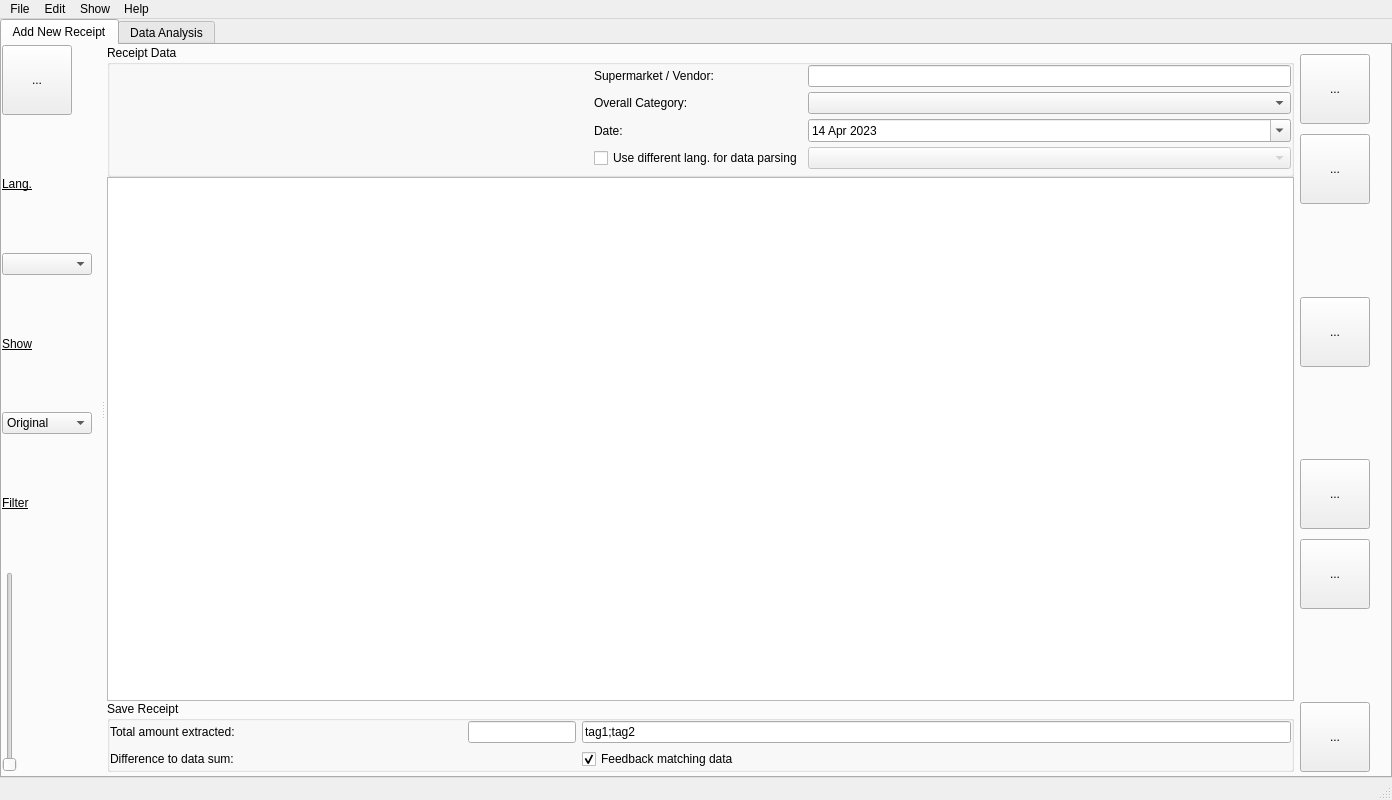
Old version of the form pybudgetbook/ui/main_gui.ui in the repository max3-2/pybudgetbook.
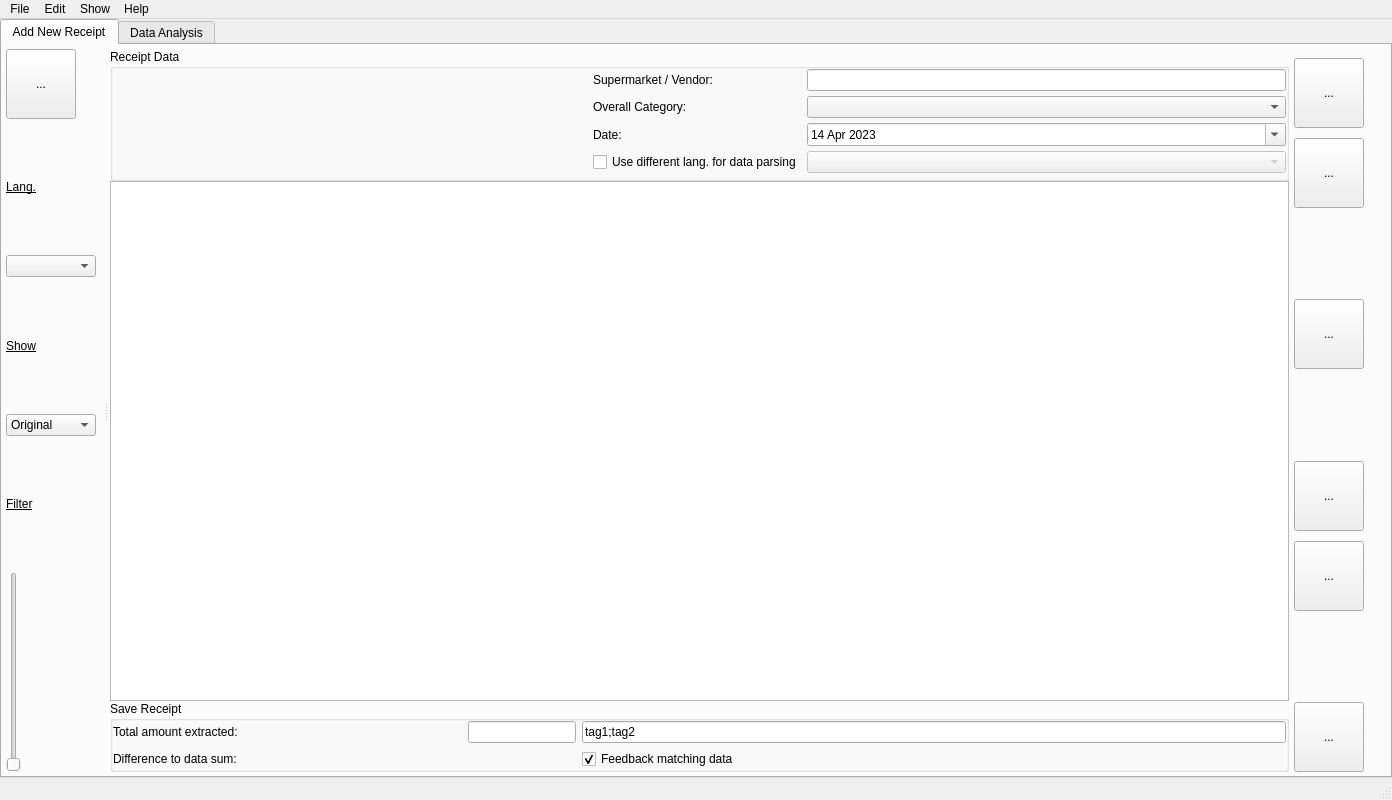
New version of the form. The open tabs and pages were chosen to show the change. Icons and pictures are not drawn. Custom widgets are drawn as their Qt base class.

Commit message: New button images and UI fixes

```diff
--- a/pybudgetbook/ui/main_gui.ui
+++ b/pybudgetbook/ui/main_gui.ui
@@ -59,14 +59,17 @@
         <string>Add New Receipt</string>
        </attribute>
        <layout class="QHBoxLayout" name="horizontalLayout_3">
+        <property name="spacing">
+         <number>5</number>
+        </property>
         <property name="leftMargin">
-         <number>0</number>
+         <number>4</number>
         </property>
         <property name="topMargin">
-         <number>0</number>
+         <number>4</number>
         </property>
         <property name="rightMargin">
-         <number>0</number>
+         <number>6</number>
         </property>
         <property name="bottomMargin">
          <number>4</number>
@@ -406,7 +409,7 @@
                     <widget class="QDateEdit" name="dateEdit_shopDate">
                      <property name="dateTime">
                       <datetime>
-                       <hour>17</hour>
+                       <hour>13</hour>
                        <minute>0</minute>
                        <second>0</second>
                        <year>2023</year>
@@ -416,7 +419,7 @@
                      </property>
                      <property name="maximumDateTime">
                       <datetime>
-                       <hour>7</hour>
+                       <hour>5</hour>
                        <minute>59</minute>
                        <second>59</second>
                        <year>2222</year>
@@ -426,7 +429,7 @@
                      </property>
                      <property name="minimumDateTime">
                       <datetime>
-                       <hour>9</hour>
+                       <hour>7</hour>
                        <minute>0</minute>
                        <second>0</second>
                        <year>2000</year>
@@ -682,19 +685,6 @@
              </property>
             </spacer>
            </item>
-           <item>
-            <widget class="ModernButton" name="modernButton_fillData">
-             <property name="minimumSize">
-              <size>
-               <width>70</width>
-               <height>70</height>
-              </size>
-             </property>
-             <property name="text">
-              <string>...</string>
-             </property>
-            </widget>
-           </item>
            <item>
             <widget class="ModernButton" name="modernButton_classData">
              <property name="minimumSize">
@@ -708,6 +698,19 @@
              </property>
             </widget>
            </item>
+           <item>
+            <widget class="ModernButton" name="modernButton_fillData">
+             <property name="minimumSize">
+              <size>
+               <width>70</width>
+               <height>70</height>
+              </size>
+             </property>
+             <property name="text">
+              <string>...</string>
+             </property>
+            </widget>
+           </item>
            <item>
             <spacer name="verticalSpacer_2">
              <property name="orientation">
```
Left out of the diff: 16 changed lines with no effect on the pictures. The commit also changes 8 other files.
